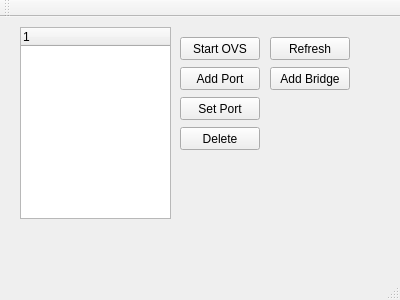
Before: the Qt Designer form mainwindow.ui in CodeMySky/one-handed-ovs, drawn with Qt 5.
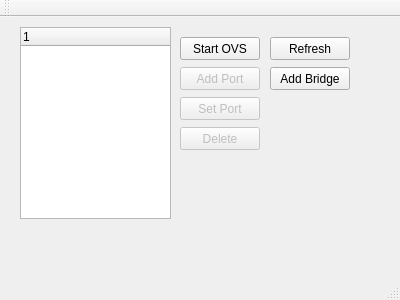
After: the same form once the commit is applied.

```diff
--- a/mainwindow.ui
+++ b/mainwindow.ui
@@ -56,6 +56,9 @@
     </property>
    </widget>
    <widget class="QPushButton" name="addPortBtn">
+    <property name="enabled">
+     <bool>false</bool>
+    </property>
     <property name="geometry">
      <rect>
       <x>180</x>
@@ -69,6 +72,9 @@
     </property>
    </widget>
    <widget class="QPushButton" name="deleteBtn">
+    <property name="enabled">
+     <bool>false</bool>
+    </property>
     <property name="geometry">
      <rect>
       <x>180</x>
@@ -82,6 +88,9 @@
     </property>
    </widget>
    <widget class="QPushButton" name="setBtn">
+    <property name="enabled">
+     <bool>false</bool>
+    </property>
     <property name="geometry">
      <rect>
       <x>180</x>
```
Left out of the diff: 2 changed lines with no effect on the pictures.
